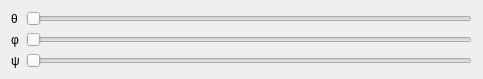
First picture: the form in src/sas/qtgui/Utilities/UI/OrientationViewerControllerUI.ui, repository SasView/sasview, before the edit.
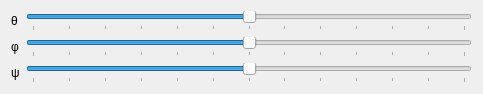
Second picture: the form after the edit.

```diff
--- a/src/sas/qtgui/Utilities/UI/OrientationViewerControllerUI.ui
+++ b/src/sas/qtgui/Utilities/UI/OrientationViewerControllerUI.ui
@@ -29,8 +29,11 @@
    </item>
    <item row="0" column="1">
     <widget class="QSlider" name="thetaSlider">
+     <property name="minimum">
+      <number>-90</number>
+     </property>
      <property name="maximum">
-      <number>360</number>
+      <number>90</number>
      </property>
      <property name="pageStep">
       <number>15</number>
@@ -38,6 +41,12 @@
      <property name="orientation">
       <enum>Qt::Horizontal</enum>
      </property>
+     <property name="tickPosition">
+      <enum>QSlider::TicksBelow</enum>
+     </property>
+     <property name="tickInterval">
+      <number>15</number>
+     </property>
     </widget>
    </item>
    <item row="1" column="0">
@@ -56,8 +65,11 @@
    </item>
    <item row="1" column="1">
     <widget class="QSlider" name="phiSlider">
+     <property name="minimum">
+      <number>-90</number>
+     </property>
      <property name="maximum">
-      <number>360</number>
+      <number>90</number>
      </property>
      <property name="pageStep">
       <number>15</number>
@@ -65,12 +77,21 @@
      <property name="orientation">
       <enum>Qt::Horizontal</enum>
      </property>
+     <property name="tickPosition">
+      <enum>QSlider::TicksBelow</enum>
+     </property>
+     <property name="tickInterval">
+      <number>15</number>
+     </property>
     </widget>
    </item>
    <item row="2" column="1">
     <widget class="QSlider" name="psiSlider">
+     <property name="minimum">
+      <number>-90</number>
+     </property>
      <property name="maximum">
-      <number>360</number>
+      <number>90</number>
      </property>
      <property name="pageStep">
       <number>15</number>
@@ -78,6 +99,12 @@
      <property name="orientation">
       <enum>Qt::Horizontal</enum>
      </property>
+     <property name="tickPosition">
+      <enum>QSlider::TicksBelow</enum>
+     </property>
+     <property name="tickInterval">
+      <number>15</number>
+     </property>
     </widget>
    </item>
   </layout>
```
